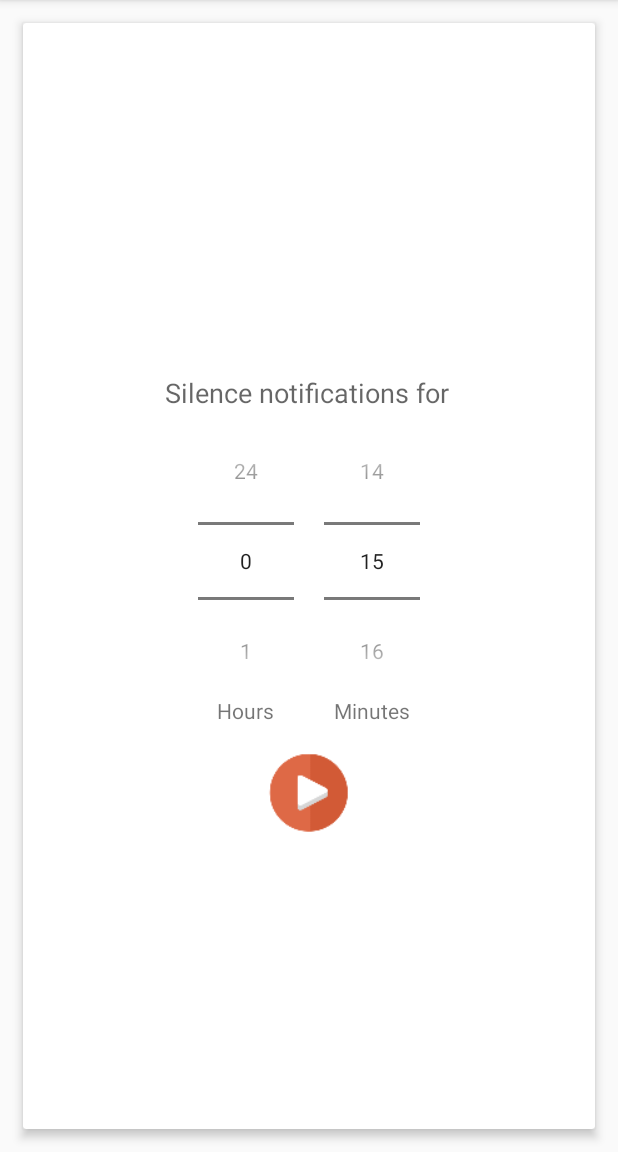
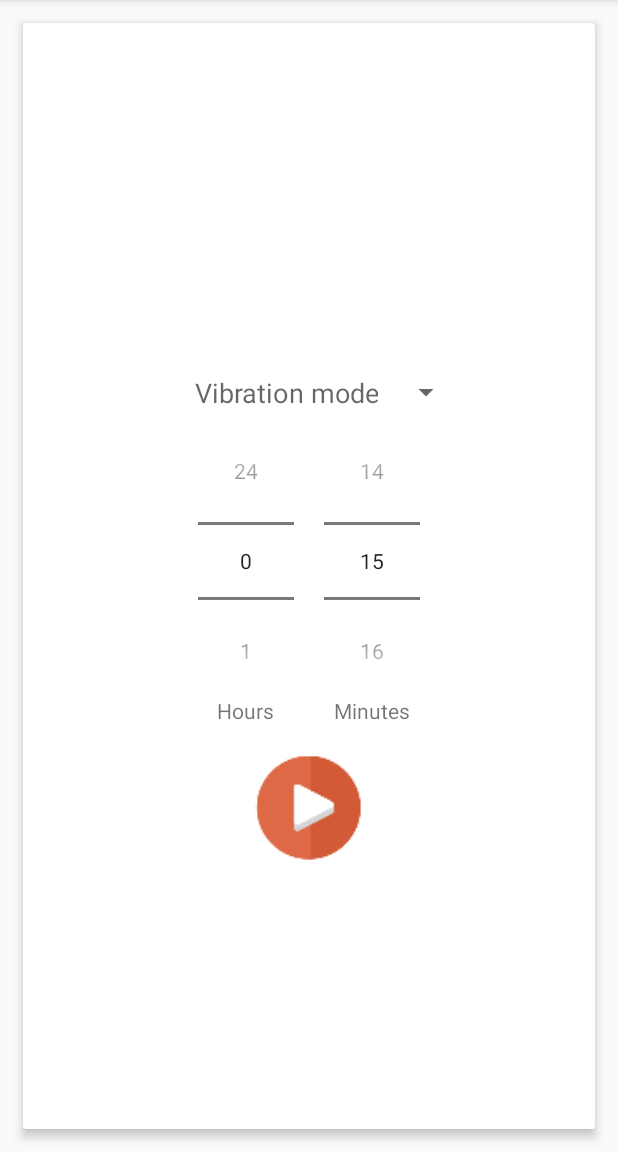
Before and after one commit to sgzmd/silencer, an Android app: the fragment TimedSilenceFragment shown on its own in the app's theme, after a tap on an icon or button, on a phone screen of 412 x 824 dp, the part 84-1236 px from its top. Run offline under Robolectric (Android 15) with nearby library versions, the phone set to English and light mode, and no system bars.

Commit message:
Silencer fragment is now done, with the new UX

```diff
--- a/app/src/main/AndroidManifest.xml
+++ b/app/src/main/AndroidManifest.xml
@@ -33,6 +33,7 @@
         <activity
             android:name=".MainActivity"
             android:label="@string/title_activity_main"
+            android:screenOrientation="portrait"
             android:theme="@style/MyTheme.NoActionBar">
             <intent-filter>
                 <action android:name="android.intent.action.MAIN" />
--- a/app/src/main/java/info/romankirillov/silencer/fragments/TimedSilenceFragment.java
+++ b/app/src/main/java/info/romankirillov/silencer/fragments/TimedSilenceFragment.java
@@ -1,12 +1,16 @@
 package info.romankirillov.silencer.fragments;
 
 import android.app.Fragment;
+import android.content.Context;
+import android.content.SharedPreferences;
 import android.media.AudioManager;
 import android.os.Bundle;
 import android.support.annotation.Nullable;
+import android.util.Log;
 import android.view.LayoutInflater;
 import android.view.View;
 import android.view.ViewGroup;
+import android.widget.AdapterView;
 import android.widget.ArrayAdapter;
 import android.widget.ImageView;
 import android.widget.NumberPicker;
@@ -15,12 +19,18 @@ import android.widget.Spinner;
 import info.romankirillov.silencer.R;
 import info.romankirillov.silencer.Silencer;
 
-public class TimedSilenceFragment extends Fragment implements NumberPicker.OnValueChangeListener, View.OnClickListener {
+public class TimedSilenceFragment extends Fragment implements
+        NumberPicker.OnValueChangeListener,
+        View.OnClickListener,
+        AdapterView.OnItemSelectedListener {
     private NumberPicker numberPickerHours;
     private NumberPicker numberPickerMinutes;
     private ImageView buttonStart;
 
     private int selectedSilenceMinutes = 0;
+    private Spinner spinner;
+
+    private static final String TAG = "TimedSilenceFragment";
 
     @Override
     public void onActivityCreated(Bundle savedInstanceState) {
@@ -29,6 +39,7 @@ public class TimedSilenceFragment extends Fragment implements NumberPicker.OnVal
         numberPickerHours = (NumberPicker) getActivity().findViewById(R.id.number_picker_hours);
         numberPickerMinutes = (NumberPicker) getActivity().findViewById(R.id.number_picker_minutes);
         buttonStart = (ImageView) getActivity().findViewById(R.id.timed_silence_start);
+        spinner = (Spinner) getActivity().findViewById(R.id.mode_spinner);
 
         numberPickerHours.setMinValue(0);
         numberPickerHours.setMaxValue(24);
@@ -41,6 +52,19 @@ public class TimedSilenceFragment extends Fragment implements NumberPicker.OnVal
         buttonStart.setOnClickListener(this);
 
         numberPickerMinutes.setValue(15);
+
+        ArrayAdapter<CharSequence> adapter = new ArrayAdapter<>(
+                this.getActivity(),
+                R.layout.mode_spinner_element,
+                new CharSequence[]{
+                        getString(R.string.start_vibro_mode),
+                        getString(R.string.start_silent_mode)});
+
+        adapter.setDropDownViewResource(android.R.layout.simple_spinner_dropdown_item);
+        spinner.setAdapter(adapter);
+        long id = getSharedPreferences().getLong(getString(R.string.timed_silence_default_mode), 0);
+        spinner.setSelection((int) id);
+        spinner.setOnItemSelectedListener(this);
     }
 
     @Override
@@ -68,6 +92,26 @@ public class TimedSilenceFragment extends Fragment implements NumberPicker.OnVal
         new Silencer(
                 this.getActivity().getApplicationContext(),
                 selectedSilenceMinutes * 60,
-                AudioManager.RINGER_MODE_VIBRATE).silence();
+                spinner.getSelectedItemId() == 0
+                        ? AudioManager.RINGER_MODE_VIBRATE : AudioManager.RINGER_MODE_SILENT)
+                .silence();
+    }
+
+    @Override
+    public void onItemSelected(AdapterView<?> parent, View view, int position, long id) {
+        SharedPreferences.Editor editor = getSharedPreferences().edit();
+        editor.putLong(getString(R.string.timed_silence_default_mode), id);
+        Log.d(TAG, "Selected row: " + id);
+        editor.commit();
+    }
+
+    private SharedPreferences getSharedPreferences() {
+        return getActivity().getSharedPreferences(
+                getString(R.string.default_preferences_name),
+                Context.MODE_PRIVATE);
+    }
+
+    @Override
+    public void onNothingSelected(AdapterView<?> parent) {
     }
 }
--- a/app/src/main/res/layout/fragment_timed_silence.xml
+++ b/app/src/main/res/layout/fragment_timed_silence.xml
@@ -26,17 +26,9 @@
                 android:gravity="center"
                 android:orientation="horizontal"
                 android:layout_above="@+id/linearLayout"
-                android:layout_alignParentStart="true">
+                android:layout_alignParentStart="true"
+                android:id="@+id/linearLayout2">
 
-                <TextView
-                    android:id="@+id/textView2"
-                    android:layout_width="wrap_content"
-                    android:layout_height="wrap_content"
-                    android:layout_above="@+id/linearLayout"
-                    android:layout_centerHorizontal="true"
-                    android:text="Silence notifications for"
-                    android:paddingRight="2dp"
-                    android:textAppearance="?android:attr/textAppearanceMedium"/>
             </LinearLayout>
 
             <LinearLayout
@@ -91,14 +83,34 @@
                 </RelativeLayout>
             </LinearLayout>
 
+
             <ImageView
                 android:id="@+id/timed_silence_start"
-                android:layout_width="60dp"
-                android:layout_height="60dp"
+                android:layout_width="80dp"
+                android:layout_height="80dp"
                 android:layout_marginTop="5dp"
-                android:layout_below="@+id/linearLayout"
+                android:layout_below="@id/linearLayout"
                 android:layout_centerHorizontal="true"
                 android:src="@mipmap/ic_go"/>
+
+            <LinearLayout
+                android:layout_width="match_parent"
+                android:layout_height="wrap_content"
+                android:layout_centerHorizontal="true"
+                android:gravity="center_horizontal"
+                android:layout_below="@id/linearLayout"></LinearLayout>
+
+            <Spinner
+                android:layout_width="wrap_content"
+                android:layout_height="wrap_content"
+                android:textAppearance="?android:attr/textAppearanceMedium"
+                android:layout_above="@+id/linearLayout2"
+                android:layout_centerHorizontal="true"
+                android:paddingLeft="18dp"
+                android:id="@+id/mode_spinner"
+                android:textAlignment="center">
+            </Spinner>
+
 
         </RelativeLayout>
 
--- /dev/null
+++ b/app/src/main/res/layout/mode_spinner_element.xml
@@ -0,0 +1,11 @@
+<?xml version="1.0" encoding="utf-8"?>
+
+<TextView xmlns:android="http://schemas.android.com/apk/res/android"
+    android:id="@android:id/text1"
+    style="?android:attr/spinnerItemStyle"
+    android:singleLine="true"
+    android:layout_width="match_parent"
+    android:textAppearance="?android:attr/textAppearanceMedium"
+    android:gravity="center_horizontal"
+    android:layout_height="wrap_content"
+    android:ellipsize="marquee"/>
--- a/app/src/main/res/values/preferstrings.xml
+++ b/app/src/main/res/values/preferstrings.xml
@@ -1,5 +1,7 @@
 <?xml version="1.0" encoding="utf-8"?>
 <resources>
+    <string name="default_preferences_name" translatable="false">info.romankirillov.silencer.preferences</string>
     <string name="silence_mode_dnd" translatable="false">info.romankirillov.silencer.silence_mode_dnd</string>
     <string name="sticky_notification" translatable="false">info.romankirillov.silencer.sticky_notification</string>
+    <string name="timed_silence_default_mode" translatable="false">info.romankirillov.silencer.default_mode</string>
 </resources>
--- a/app/src/main/res/values/strings.xml
+++ b/app/src/main/res/values/strings.xml
@@ -18,4 +18,7 @@
     <string name="navigation_drawer_close">Close navigation drawer</string>
 
     <string name="action_settings">Settings</string>
+
+    <string name="start_silent_mode">Silent mode</string>
+    <string name="start_vibro_mode">Vibration mode</string>
 </resources>
--- a/build.gradle
+++ b/build.gradle
@@ -5,7 +5,7 @@ buildscript {
         jcenter()
     }
     dependencies {
-        classpath 'com.android.tools.build:gradle:2.1.0-beta1'
+        classpath 'com.android.tools.build:gradle:2.1.0-beta3'
 
         // NOTE: Do not place your application dependencies here; they belong
         // in the individual module build.gradle files
```
Also changed, not shown: 1 other file.
